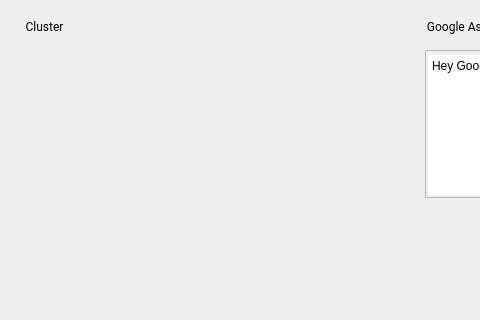
aosp-mirror/platform_external_qemu, file android/android-emu/android/skin/qt/extended-pages/tv-remote-page.ui: the form before one commit; both pictures show x 0 to 480 and y 0 to 320 of the 620 by 600 pixel window.
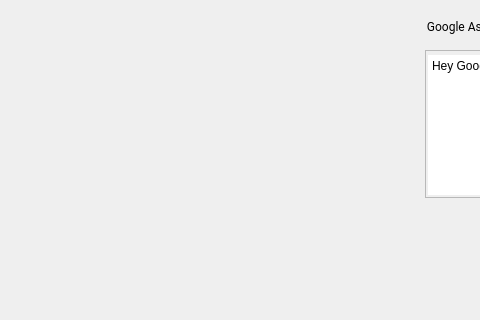
The form after the commit. Icons and pictures are not drawn. Custom widgets are drawn as their Qt base class.

Commit message:
Remove useless "Cluster" label from TV remote
Test: Run sdk_google_atv_x86-userdebug on R and open the D-pad

What changed in the file:
```diff
--- a/android/android-emu/android/skin/qt/extended-pages/tv-remote-page.ui
+++ b/android/android-emu/android/skin/qt/extended-pages/tv-remote-page.ui
@@ -13,27 +13,6 @@
   <property name="windowTitle">
    <string>Form</string>
   </property>
-  <widget class="QGroupBox" name="tvRemote_clusterTitle">
-    <property name="geometry">
-    <rect>
-      <x>24</x>
-      <y>17</y>
-      <width>181</width>
-      <height>21</height>
-    </rect>
-    </property>
-    <property name="font">
-    <font>
-      <family>Roboto</family>
-    </font>
-    </property>
-    <property name="styleSheet">
-    <string notr="true">border: 0px;</string>
-    </property>
-    <property name="title">
-    <string>Cluster</string>
-    </property>
-  </widget>
   <widget class="QPushButton" name="tvRemote_downButton">
    <property name="geometry">
     <rect>
```
